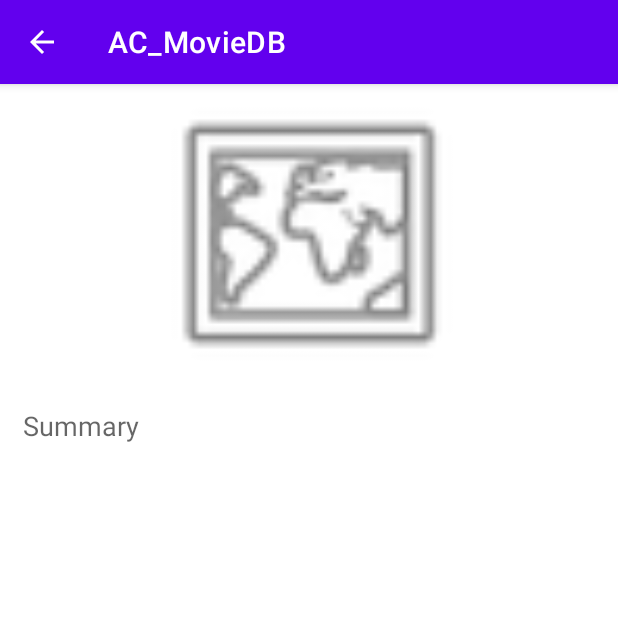
After one commit to 0scarL/AC_MovieDB, an Android app: the DetailActivity screen opened directly, with no data from a screen before it, on a phone screen of 412 x 824 dp, the top half of it. The commit adds this screen. Run offline under Robolectric (Android 15) with nearby library versions, the phone set to English and light mode, and no system bars; network calls fail; pictures from the network do not load.

Commit message:
creadas las corrutinas, se crea un activity_detail.xml

```diff
--- a/app/build.gradle
+++ b/app/build.gradle
@@ -1,6 +1,7 @@
 plugins {
     id 'com.android.application'
     id 'kotlin-android'
+    id 'kotlin-android-extensions'
 }
 
 android {
@@ -43,6 +44,7 @@ dependencies {
     implementation 'androidx.appcompat:appcompat:1.2.0'
     implementation 'com.google.android.material:material:1.2.1'
     implementation 'androidx.constraintlayout:constraintlayout:2.0.4'
+    implementation 'androidx.wear:wear:1.0.0'
     testImplementation 'junit:junit:4.13.1'
     androidTestImplementation 'androidx.test.ext:junit:1.1.2'
     androidTestImplementation 'androidx.test.espresso:espresso-core:3.3.0'
@@ -54,7 +56,7 @@ dependencies {
     annotationProcessor 'com.github.bumptech.glide:compiler:4.11.0'
     // libreria de Corrutinas
     implementation "androidx.lifecycle:lifecycle-runtime-ktx:2.2.0"
-
+    compileOnly 'com.google.android.wearable:wearable:2.6.0'
 
 
 }
--- a/app/src/main/java/com/e/ac_moviedb/Adapter/MovieVH.kt
+++ b/app/src/main/java/com/e/ac_moviedb/Adapter/MovieVH.kt
@@ -11,7 +11,7 @@ class MovieVH(itemView: View) : RecyclerView.ViewHolder(itemView) {
     fun bind (movie: Movie, movieListener: (movie: Movie)->Unit){
         binding.itemTitle.text = movie.title
         Glide.with(itemView.context)
-                .load("https://image.tmdb.org/t/p/w185/${movie.posterPath}")
+                .load("https://image.tmdb.org/t/p/w780/${movie.posterPath}")
                 .centerCrop()
                 .into(binding.itemImage)
         itemView.setOnClickListener { movieListener(movie) }
--- /dev/null
+++ b/app/src/main/java/com/e/ac_moviedb/DetailActivity.kt
@@ -0,0 +1,49 @@
+package com.e.ac_moviedb
+
+import androidx.appcompat.app.AppCompatActivity
+import android.os.Bundle
+import android.view.View
+import android.widget.Toast
+import androidx.lifecycle.lifecycleScope
+import com.bumptech.glide.Glide
+import com.e.ac_moviedb.Model.Movie
+import com.e.ac_moviedb.Model.MovieDbResults
+import com.e.ac_moviedb.PruebasCurso.MediaProvider
+import com.e.ac_moviedb.databinding.ActivityDetailBinding
+import kotlinx.coroutines.Dispatchers
+import kotlinx.coroutines.GlobalScope
+import kotlinx.coroutines.launch
+import kotlinx.coroutines.withContext
+import okhttp3.Dispatcher
+
+class DetailActivity : AppCompatActivity() {
+
+    companion object{
+        const val EXTRA_MOVIE = "DetailActivity:movie"
+    }
+
+    override fun onCreate(savedInstanceState: Bundle?) {
+        super.onCreate(savedInstanceState)
+        val binding = ActivityDetailBinding.inflate(layoutInflater)
+        setContentView(binding.root)
+
+        val movie = intent.getParcelableExtra<Movie>(EXTRA_MOVIE)
+        if(movie != null) {
+            renderMovie(binding, movie)
+
+        }
+
+
+    }
+
+
+    fun renderMovie(binding: ActivityDetailBinding, movie: Movie) {
+        setTitle(movie.title)
+        binding.detailOverview.text = movie.overview
+        Glide.with(this)
+                .load("https://image.tmdb.org/t/p/w780/${movie.backdropPath}")
+                .centerCrop()
+                .into(binding.detailImage)
+
+    }
+}
--- a/app/src/main/java/com/e/ac_moviedb/Model/Movie.kt
+++ b/app/src/main/java/com/e/ac_moviedb/Model/Movie.kt
@@ -1,7 +1,10 @@
 package com.e.ac_moviedb.Model
 
+import android.os.Parcelable
 import com.google.gson.annotations.SerializedName
+import kotlinx.android.parcel.Parcelize
 
+@Parcelize
 data class Movie(
     val adult: Boolean,
     @SerializedName("backdrop_path")
@@ -25,4 +28,4 @@ data class Movie(
     val voteAverage: Double,
     @SerializedName("vote_count")
     val voteCount: Int
-)
+) : Parcelable
--- /dev/null
+++ b/app/src/main/java/com/e/ac_moviedb/PruebasCurso/Gaticos.kt
@@ -0,0 +1,3 @@
+package com.e.ac_moviedb.PruebasCurso
+
+data class Gaticos ( val nombre: String, val vidas : Int )
--- /dev/null
+++ b/app/src/main/res/layout/activity_detail.xml
@@ -0,0 +1,55 @@
+<?xml version="1.0" encoding="utf-8"?>
+<androidx.constraintlayout.widget.ConstraintLayout xmlns:android="http://schemas.android.com/apk/res/android"
+    xmlns:app="http://schemas.android.com/apk/res-auto"
+    xmlns:tools="http://schemas.android.com/tools"
+    android:layout_width="match_parent"
+    android:layout_height="match_parent"
+    tools:context=".DetailActivity">
+
+    <ImageView
+        android:id="@+id/detail_image"
+        android:layout_width="match_parent"
+        android:layout_height="200dp"
+        app:srcCompat="@android:drawable/ic_menu_mapmode"
+        app:layout_constraintTop_toTopOf="parent"
+        app:layout_constraintStart_toStartOf="parent"
+        android:contentDescription="Poster"
+        app:layout_constraintEnd_toEndOf="parent"
+        app:layout_constraintBottom_toTopOf="@id/scroll"/>
+
+    <ScrollView
+        android:id="@+id/scroll"
+        android:layout_width="match_parent"
+        android:layout_height="0dp"
+        app:layout_constraintTop_toBottomOf="@id/detail_image"
+        app:layout_constraintStart_toStartOf="@id/detail_image"
+        app:layout_constraintEnd_toEndOf="@id/detail_image"
+        app:layout_constraintBottom_toBottomOf="parent"
+        android:padding="15dp"
+        android:clipToPadding="true">
+
+        <TextView
+            android:id="@+id/detail_overview"
+            android:layout_width="wrap_content"
+            android:layout_height="wrap_content"
+            android:textAppearance="@style/TextAppearance.AppCompat.Medium"
+            android:hint="Summary"
+            app:layout_constraintEnd_toEndOf="@id/detail_image"
+            app:layout_constraintStart_toStartOf="@id/detail_image"
+            app:layout_constraintTop_toTopOf="@id/scroll"
+            tools:text="@tools:sample/lorem/random" />
+
+
+    </ScrollView>
+
+    <ProgressBar
+        android:id="@+id/progress_bar"
+        android:layout_width="wrap_content"
+        android:layout_height="wrap_content"
+        app:layout_constraintStart_toStartOf="parent"
+        app:layout_constraintEnd_toEndOf="parent"
+        app:layout_constraintTop_toTopOf="parent"
+        app:layout_constraintBottom_toBottomOf="parent"
+        android:visibility="invisible"
+        />
+</androidx.constraintlayout.widget.ConstraintLayout>
--- /dev/null
+++ b/app/src/main/res/values-round/strings.xml
@@ -0,0 +1,3 @@
+<resources>
+    <string name="hello_world">Hello Round World!</string>
+</resources>
--- a/app/src/main/res/values/strings.xml
+++ b/app/src/main/res/values/strings.xml
@@ -1,4 +1,10 @@
 <resources>
     <string name="app_name">AC_MovieDB</string>
     <string name="api_key">b95f3d309c5fc5659106c53f1dde31c0</string>
+    <string name="title_activity_details_activitie">DetailsActivitie</string>
+    <!--
+    This string is used for square devices and overridden by hello_world in
+    values-round/strings.xml for round devices.
+    -->
+    <string name="hello_world">Hello Square World!</string>
 </resources>
```
Also changed, not shown: app/src/main/AndroidManifest.xml (+7 -1 lines), app/src/main/java/com/e/ac_moviedb/MainActivity.kt (+13 -7 lines), app/src/main/java/com/e/ac_moviedb/PruebasCurso/MediaProvider.kt (added, +15 -0 lines), app/src/main/res/values/dimens.xml (added, +15 -0 lines).
